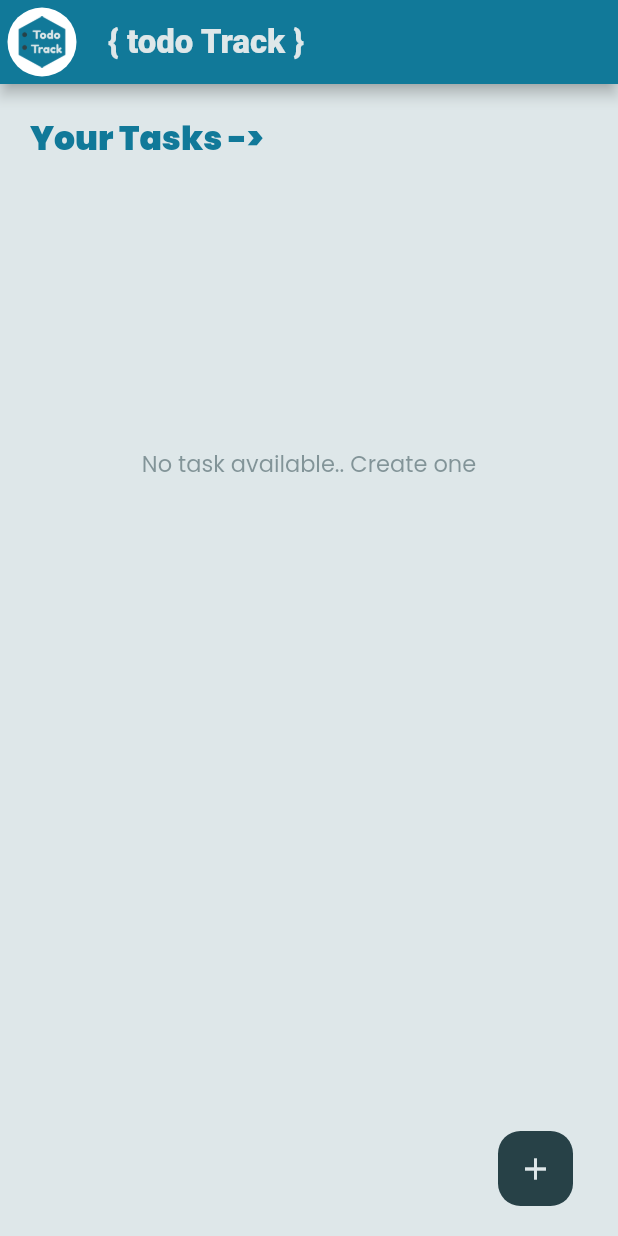
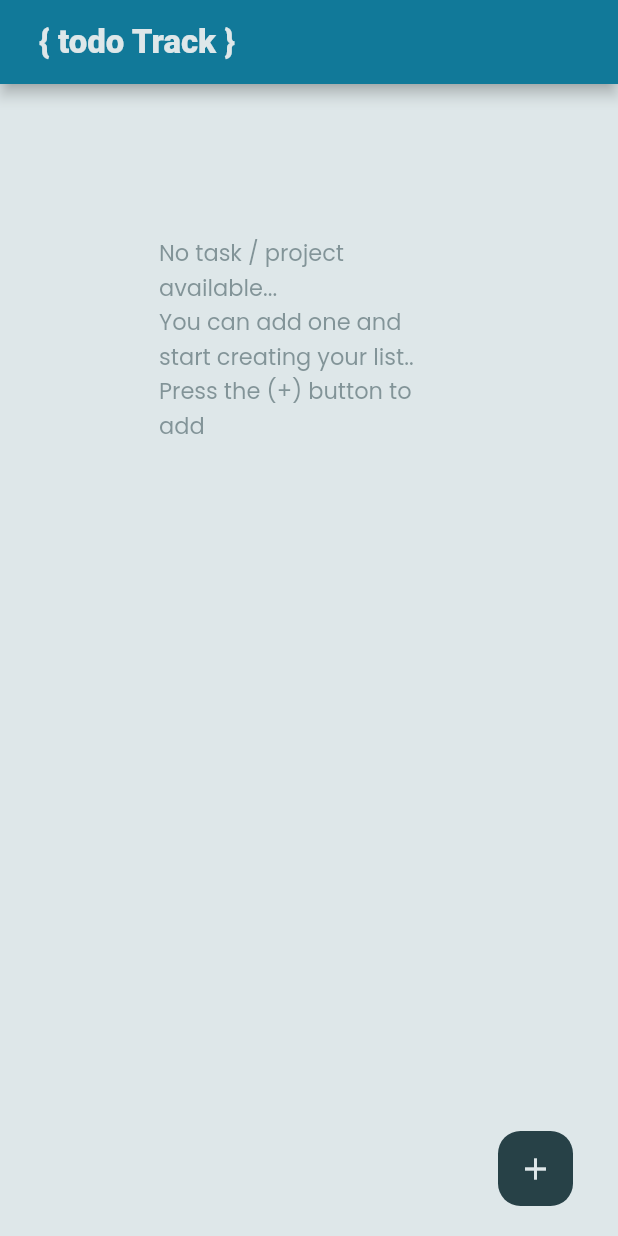
Before and after one commit to Sumonpaul141/todo_tracker, a Flutter app: the screen it shows after launch, on a phone screen of 412 x 824 dp. Run offline on Flutter 3.47's test engine with Material 2 defaults, Android fonts, the phone set to English and light mode, and no system bars; our stand-ins replace google_fonts, sqflite; accounts and stored records are empty.

Commit message:
Ui change and textfield error text add

```diff
--- a/lib/screens/homescreen.dart
+++ b/lib/screens/homescreen.dart
@@ -27,21 +27,28 @@ class _HomeScreenState extends State<HomeScreen> {
       backgroundColor: kLiteColor,
       appBar: AppBar(
         backgroundColor: kPrimaryColor,
-        title: Text(
+        title: Row(
+          children: <Widget>[
+//            Container(
+//              margin: EdgeInsets.symmetric(horizontal: 10.0),
+//              padding: EdgeInsets.all(5.0),
+//              height: 50.0,
+//              width: 50.0,
+//              decoration: BoxDecoration(
+//                color: kWhiteColor,
+//                borderRadius: BorderRadius.circular(30.0),
+//              ),
+//              child: Image(
+//                image: AssetImage("images/todologo.png"),
+//              ),
+//            ),
+            SizedBox(width: 10.0,),
+            Text(
               "{ " + kAppName + " }",
               style: TextStyle(
                   color: kLiteColor, fontSize: 22.0, fontWeight: FontWeight.w900),
             ),
-        leading: Container(
-          margin: EdgeInsets.all(5.0),
-          padding: EdgeInsets.all(5.0),
-          decoration: BoxDecoration(
-            color: kWhiteColor,
-            borderRadius: BorderRadius.circular(30.0),
-          ),
-          child: Image(
-            image: AssetImage("images/todologo.png"),
-          ),
+          ],
         ),
       ),
       body: SafeArea(
@@ -75,28 +82,23 @@ class _HomeScreenState extends State<HomeScreen> {
 //                          )
 //                        ],
 //                      ),
-
-                      Text(
-                        "Your Tasks ->",
-                        style: TextStyle(
-                            color: kPrimaryColor,
-                            fontWeight: FontWeight.w900,
-                            fontSize: 22.0),
-                      ),
                       FutureBuilder(
                         future: databaseManager.getAllTasks(),
                         builder: (context, snapshot) {
                           if (snapshot.hasData) {
                             List<Task> taskList = snapshot.data;
                             if(taskList.length == 0){
-                              return Container(
-                                height: 400.0,
+                              return Center(
+                                child: Container(
+                                  height: 300.0,
+                                  width: 200.0,
                                   child: Center(
                                     child: Text(
-                                    "No task available.. Create one",
+                                      "No task / project available... \nYou can add one and start creating your list..\nPress the (+) button to add",
                                       style: TextStyle(
                                         color: kDarkColor.withOpacity(0.5),
                                         fontSize: 15.0
+                                      ),
                                     ),
                                   ),
                                 ),
@@ -122,7 +124,7 @@ class _HomeScreenState extends State<HomeScreen> {
                                             setState(() {});
                                           });
                                         },
-                                        child: AllTasks(
+                                        child: TaskWidget(
                                           title: taskList[index].taskTitle,
                                           desc: taskList[index].taskDescription,
                                         ),
--- a/lib/widgets/widgets.dart
+++ b/lib/widgets/widgets.dart
@@ -1,3 +1,3 @@
-export 'alltasks.dart';
+export 'taskwidget.dart';
 export 'todowidget.dart';
 export 'noglowbehaviour.dart';
```
Also changed, not shown: lib/screens/taskscreen.dart (+91 -64 lines), lib/widgets/taskwidget.dart (renamed from lib/widgets/alltasks.dart, +18 -14 lines). Lines whose indentation alone changed are shown as unchanged.
